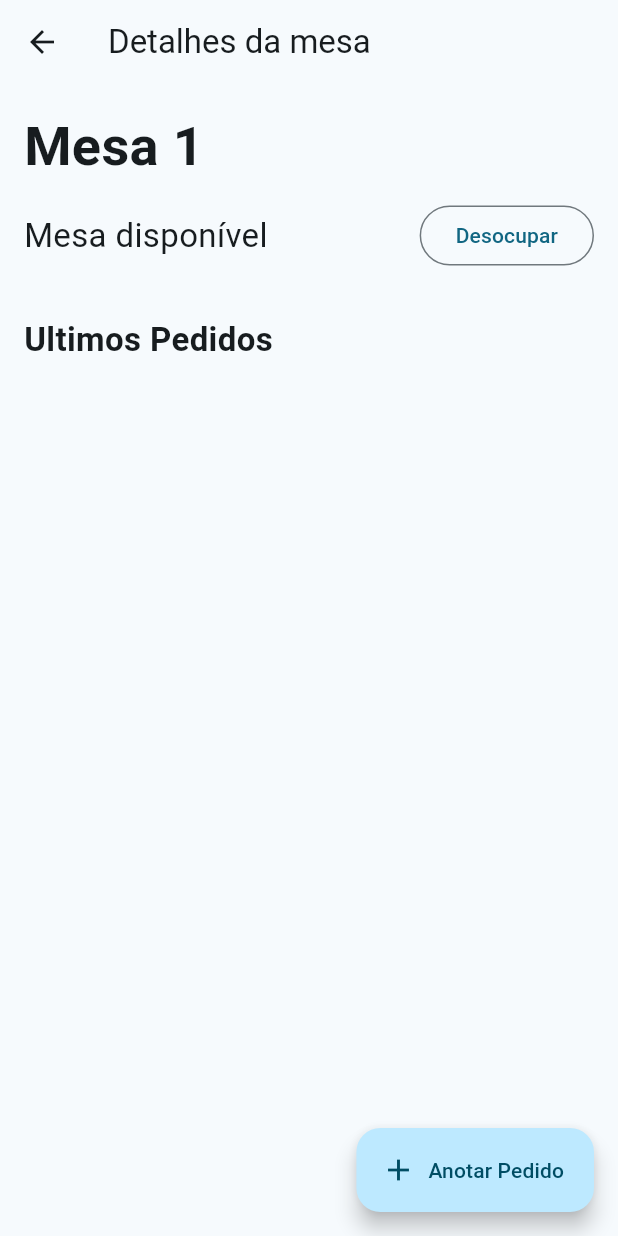
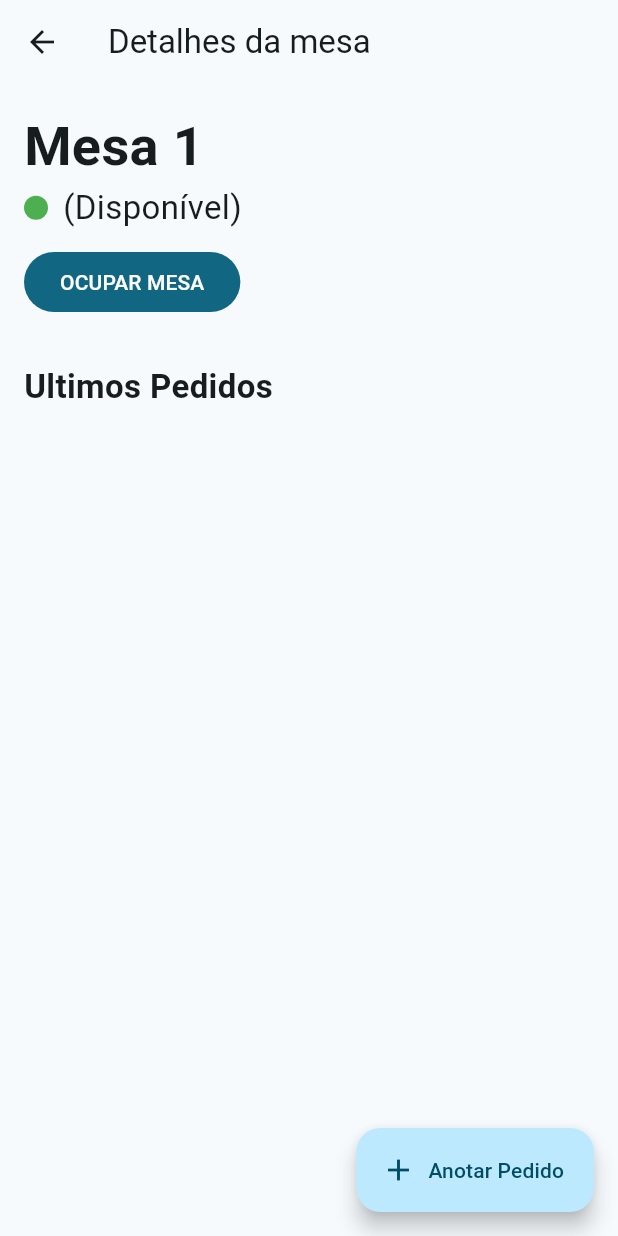
Before and after one commit to joaopaulozorek/pizzeria-challenge, a Flutter app: the screen it shows after launch, after a tap on "Mesa", on a phone screen of 412 x 824 dp. Run offline on Flutter 3.47's test engine with Material 2 defaults, Android fonts, the phone set to English and light mode, and no system bars; our stand-ins replace flutter_mobx, flutter_modular, mobx, sqflite; accounts and stored records are empty; generated files the repository leaves out were written again.

Commit message:
atualizando a tela de detalhes para mostrar o status da mesa

```diff
--- a/lib/app/features/home/home_controller.dart
+++ b/lib/app/features/home/home_controller.dart
@@ -12,6 +12,9 @@ abstract class _HomeController with Store {
 
   @observable
   List<TableModel> tableList = [];
+
+  @observable
+  late TableModel selectedTableModel;
 
   @action
   initController() async {
@@ -28,6 +31,6 @@ abstract class _HomeController with Store {
       tableModel.occupiedTable = true;
       _db.occupyTable(tableModel);
     }
-    _db.initDB();
+    initController();
   }
 }
--- a/lib/app/features/home/home_module.dart
+++ b/lib/app/features/home/home_module.dart
@@ -22,7 +22,7 @@ class HomeModule extends Module {
         ChildRoute(Modular.initialRoute,
             child: (context, args) => const HomePage()),
         ChildRoute('/table',
-            child: (context, args) => TableDatailPage(
+            child: (context, args) => TableDetailPage(
                   tableModel: args.data,
                 )),
       ];
--- a/lib/app/features/home/pages/table_detail_page.dart
+++ b/lib/app/features/home/pages/table_detail_page.dart
@@ -1,20 +1,28 @@
 import 'package:flutter/material.dart';
+import 'package:flutter_mobx/flutter_mobx.dart';
 import 'package:flutter_modular/flutter_modular.dart';
 import 'package:pizzaria_jose/app/features/home/home_controller.dart';
 import 'package:pizzaria_jose/app/shared/models/table_model.dart';
 
-class TableDatailPage extends StatefulWidget {
+class TableDetailPage extends StatefulWidget {
   final TableModel tableModel;
-  const TableDatailPage({Key? key, required this.tableModel}) : super(key: key);
+  int selectedTableIndex = 0;
+  TableDetailPage({
+    Key? key,
+    required this.tableModel,
+  }) : super(key: key);
 
   @override
-  State<TableDatailPage> createState() => _TableDatailPageState();
+  State<TableDetailPage> createState() => _TableDetailPageState();
 }
 
-class _TableDatailPageState extends State<TableDatailPage> {
+class _TableDetailPageState extends State<TableDetailPage> {
   final HomeController _homeController = Modular.get();
+
   @override
   Widget build(BuildContext context) {
+    widget.selectedTableIndex = (widget.tableModel.tableId);
+    return Observer(builder: (_) {
       return Scaffold(
         appBar: AppBar(
           title: const Text('Detalhes da mesa'),
@@ -25,34 +33,46 @@ class _TableDatailPageState extends State<TableDatailPage> {
             crossAxisAlignment: CrossAxisAlignment.start,
             children: [
               Text(
-              'Mesa ${widget.tableModel.tableNumber}',
-              style:
-                  const TextStyle(fontSize: 36.0, fontWeight: FontWeight.bold),
+                'Mesa ${_homeController.tableList[widget.selectedTableIndex].tableNumber}',
+                style: const TextStyle(
+                    fontSize: 36.0, fontWeight: FontWeight.bold),
               ),
-            SizedBox(
+              Row(
+                mainAxisAlignment: MainAxisAlignment.start,
+                children: [
+                  CircleAvatar(
+                      backgroundColor: widget.tableModel.occupiedTable
+                          ? Colors.red[500]
+                          : Colors.green[500],
+                      radius: 8),
+                  const SizedBox(
+                    width: 10,
+                  ),
+                  Text(
+                    widget.tableModel.occupiedTable
+                        ? '(Ocupada)'
+                        : '(Disponível)',
+                    style: const TextStyle(fontSize: 22),
+                  ),
+                ],
+              ),
+              const SizedBox(
                 height: 10,
               ),
-            Row(
-              mainAxisAlignment: MainAxisAlignment.spaceBetween,
-              children: [
-                Text(
-                  widget.tableModel.occupiedTable
-                      ? 'Mesa ocupada'
-                      : 'Mesa disponível',
-                  style: TextStyle(fontSize: 22),
-                ),
-                OutlinedButton(
+              FilledButton(
                 onPressed: () {
                   _homeController.updateTable(widget.tableModel);
                 },
-                  child: Text('Desocupar'),
+                child: Text(
+                  widget.tableModel.occupiedTable
+                      ? 'DESOCUPAR MESA'
+                      : 'OCUPAR MESA',
                 ),
-              ],
               ),
-            SizedBox(
+              const SizedBox(
                 height: 30,
               ),
-            Text(
+              const Text(
                 'Ultimos Pedidos',
                 style: TextStyle(fontSize: 22, fontWeight: FontWeight.bold),
               ),
@@ -64,5 +84,6 @@ class _TableDatailPageState extends State<TableDatailPage> {
             label: const Text('Anotar Pedido'),
             icon: const Icon(Icons.add)),
       );
+    });
   }
 }
```
Lines whose indentation alone changed are shown as unchanged.
